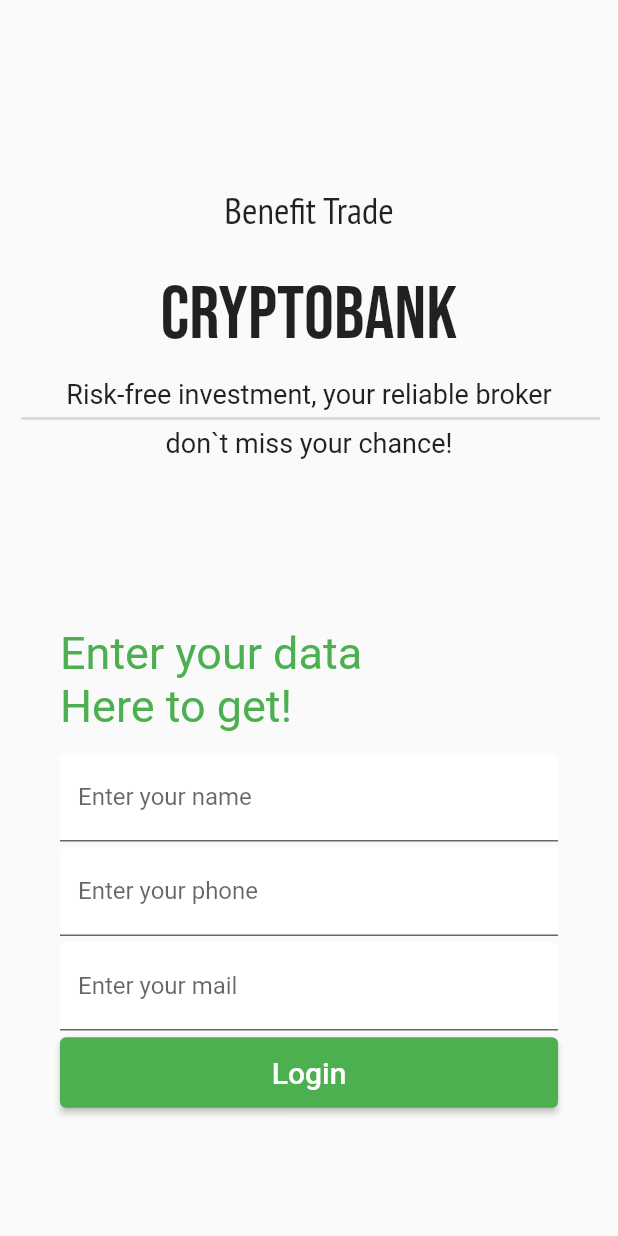
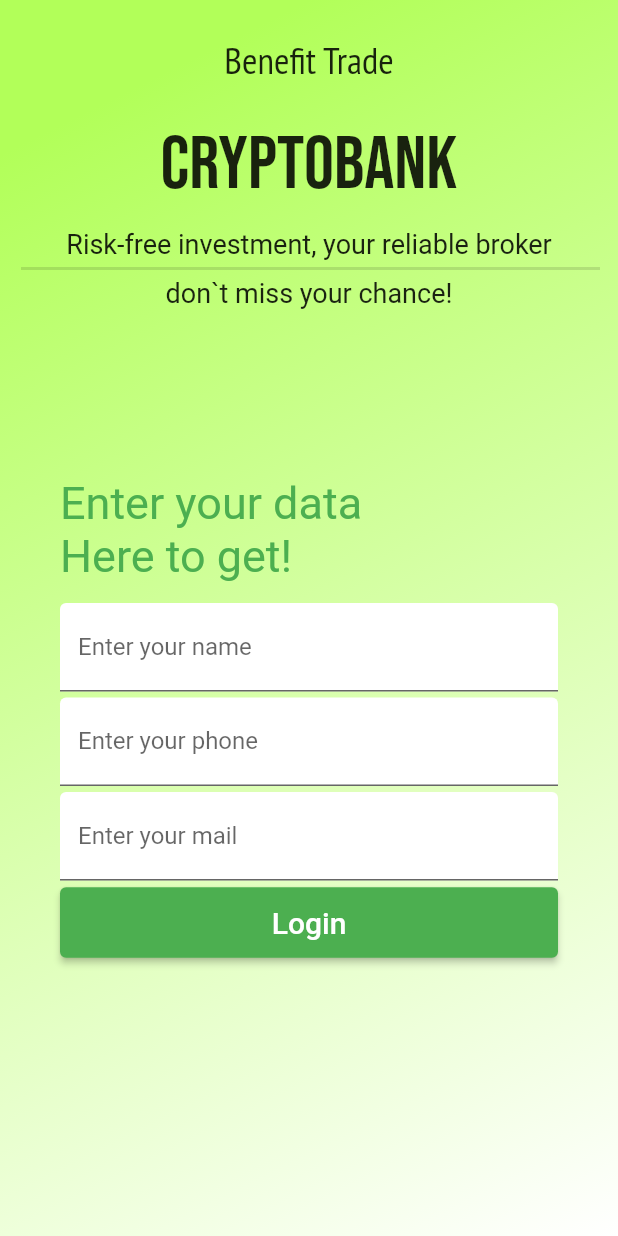
Before and after one commit to k1mka/layer_traffic_appliation, a Flutter app: the screen it shows after launch, on a phone screen of 412 x 824 dp. Run offline on Flutter 3.47's test engine with Material 2 defaults, Android fonts, the phone set to English and light mode, and no system bars.

Commit message:
finished work with main screen

```diff
--- a/lib/presentation/screens/main_screen.dart
+++ b/lib/presentation/screens/main_screen.dart
@@ -7,15 +7,27 @@ class MainScreen extends StatelessWidget {
 
   @override
   Widget build(BuildContext context) {
-    //  final isKeyboard = MediaQuery.of(context).viewInsets.bottom != 0;
     return MaterialApp(
-      theme: ThemeData(backgroundColor: Colors.green),
       home: Scaffold(
         resizeToAvoidBottomInset: false,
-        body: SingleChildScrollView(
+        body: SizedBox(
+          height: MediaQuery.of(context).size.height,
+          child: DecoratedBox(
+            decoration: const BoxDecoration(
+              gradient: LinearGradient(
+                begin: Alignment.topLeft,
+                end: Alignment.bottomRight,
+                stops: [0.10, 3, 0.5],
+                colors: [
+                  Colors.lightGreenAccent,
+                  Colors.white,
+                  Colors.lightGreenAccent,
+                ],
+              ),
+            ),
+            child: SingleChildScrollView(
               child: Column(
                 children: const [
-              SizedBox(height: 100),
                   LogoWidget(),
                   SizedBox(height: 100),
                   MyCustomFormWidget(),
@@ -23,6 +35,8 @@ class MainScreen extends StatelessWidget {
               ),
             ),
           ),
+        ),
+      ),
     );
   }
 }
```
Lines whose indentation alone changed are shown as unchanged.
